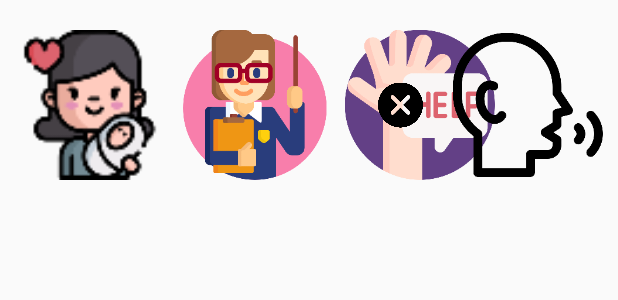
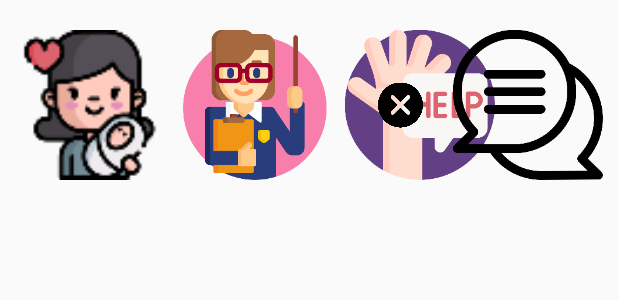
Before and after one commit to lunay0ung/AAC, an Android app built with Jetpack Compose: the layout layout_header.xml on its own in the app's theme, with its tools: preview values and no code run, on a phone screen of 412 x 824 dp. Shown: the top 300 px of the screen. Run offline under Robolectric (Android 15) with nearby library versions, the phone set to English and light mode, and no system bars.

Commit message:
speak 버튼 아이콘 교체

```diff
--- a/app/src/main/res/layout-land/layout_header.xml
+++ b/app/src/main/res/layout-land/layout_header.xml
@@ -82,7 +82,7 @@
             android:layout_width="100dp"
             android:layout_height="100dp"
             android:layout_margin="10dp"
-            android:src="@drawable/speak"
+            android:src="@drawable/chat"
             app:layout_constraintEnd_toEndOf="parent"
             app:layout_constraintTop_toTopOf="parent" />
     </androidx.constraintlayout.widget.ConstraintLayout>
--- a/app/src/main/res/layout/layout_header.xml
+++ b/app/src/main/res/layout/layout_header.xml
@@ -82,7 +82,7 @@
             android:layout_width="100dp"
             android:layout_height="100dp"
             android:layout_margin="10dp"
-            android:src="@drawable/speak"
+            android:src="@drawable/chat"
             app:layout_constraintEnd_toEndOf="parent"
             app:layout_constraintTop_toTopOf="parent" />
     </androidx.constraintlayout.widget.ConstraintLayout>
```
